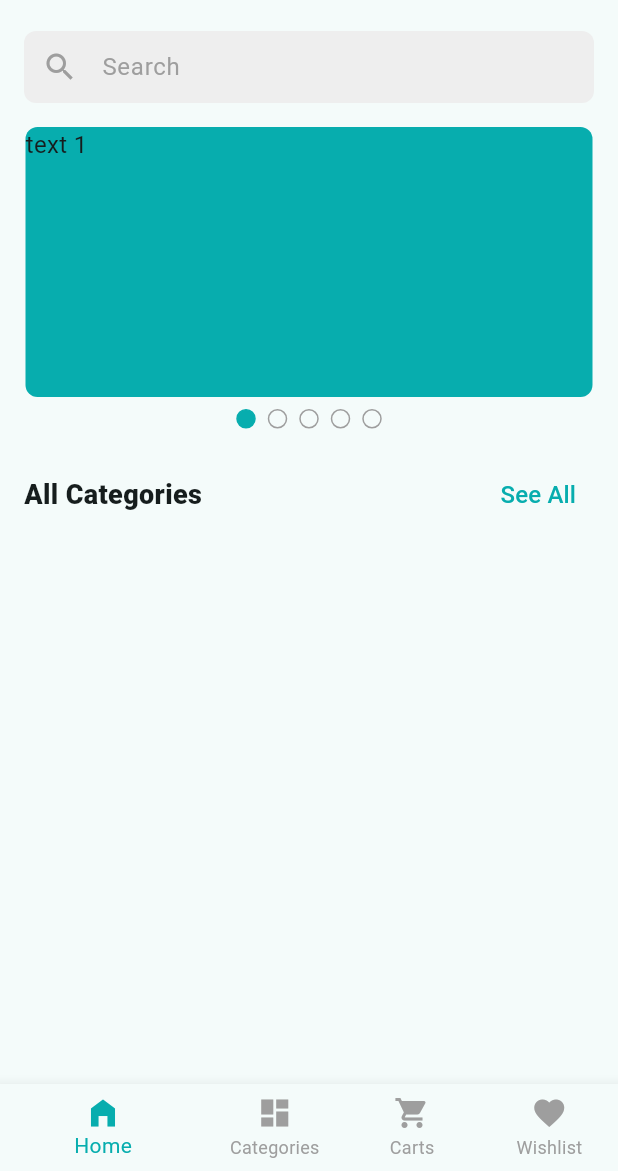
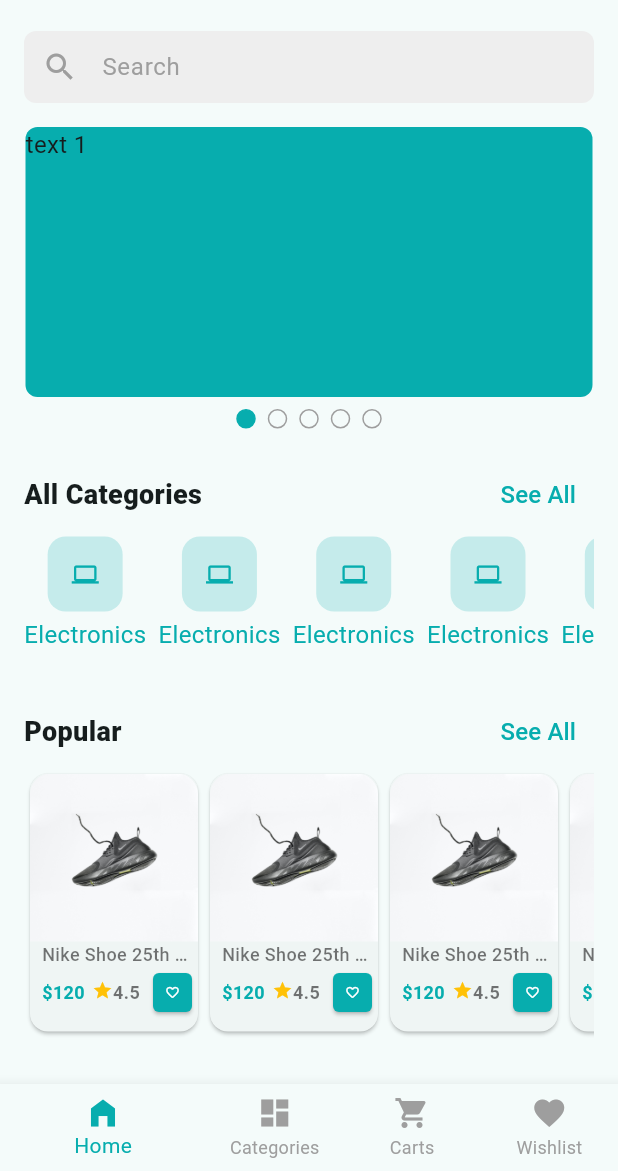
Before and after one commit to ShakibulDeveloper/CraftyBay, a Flutter app: the screen it shows after launch, on a phone screen of 412 x 824 dp, the part 65-1236 px from its top. Run offline on Flutter 3.47's test engine with Material 3 defaults, Android fonts, the phone set to English and light mode, and no system bars; drawn by our look-alikes of carousel_slider; our stand-ins replace get, pin_code_fields.

Commit message:
productList

```diff
--- a/lib/presentation/ui/screens/home_screen.dart
+++ b/lib/presentation/ui/screens/home_screen.dart
@@ -1,9 +1,10 @@
-import 'package:carousel_slider/carousel_slider.dart';
 import 'package:crafty_bay/presentation/ui/utility/app_colors.dart';
 import 'package:crafty_bay/presentation/ui/utility/assets_path.dart';
+import 'package:crafty_bay/presentation/ui/widgets/category_item.dart';
 import 'package:crafty_bay/presentation/ui/widgets/home/circular_icon_button.dart';
 import 'package:crafty_bay/presentation/ui/widgets/home/banner_carousel.dart';
 import 'package:crafty_bay/presentation/ui/widgets/home/section_title.dart';
+import 'package:crafty_bay/presentation/ui/widgets/product_card_item.dart';
 import 'package:flutter/material.dart';
 
 class HomeScreen extends StatefulWidget {
@@ -18,7 +19,8 @@ class _HomeScreenState extends State<HomeScreen> {
   Widget build(BuildContext context) {
     return Scaffold(
       appBar: appBar,
-      body: Padding(
+      body: SingleChildScrollView(
+        child: Padding(
           padding: const EdgeInsets.symmetric(horizontal: 16),
           child: Column(
             children: [
@@ -30,9 +32,59 @@ class _HomeScreenState extends State<HomeScreen> {
               SectionTitle(
                 title: 'All Categories',
                 onTap: () {},
-            )
+              ),
+              categoryList,
+              SectionTitle(
+                title: 'Popular',
+                onTap: () {},
+              ),
+              productList,
+              const SizedBox(height: 16),
+              SectionTitle(
+                title: 'Special',
+                onTap: () {},
+              ),
+              productList,
+              const SizedBox(height: 16),
+              SectionTitle(
+                title: 'New',
+                onTap: () {},
+              ),
+              productList,
             ],
           ),
+        ),
+      ),
+    );
+  }
+
+  SizedBox get productList {
+    return SizedBox(
+      height: 180,
+      child: ListView.builder(
+        scrollDirection: Axis.horizontal,
+        itemCount: 8,
+        itemBuilder: (context, index) {
+          return const ProductCardItem();
+        },
+      ),
+    );
+  }
+
+  SizedBox get categoryList {
+    return SizedBox(
+      height: 110,
+      child: ListView.separated(
+        scrollDirection: Axis.horizontal,
+        primary: false,
+        shrinkWrap: true,
+        itemCount: 5,
+        itemBuilder: (context, index) {
+          return const CategoryItem();
+        },
+        separatorBuilder: (_, __) {
+          return const SizedBox(width: 8);
+        },
       ),
     );
   }
--- a/lib/presentation/ui/utility/assets_path.dart
+++ b/lib/presentation/ui/utility/assets_path.dart
@@ -2,4 +2,5 @@ class AssetsPath {
   static const String imagePath = 'assets/images';
   static const String logo = '$imagePath/logos/logo.png';
   static const String logoNav = '$imagePath/logos/logo_nav.png';
+  static const String dummyProductImage = '$imagePath/products/shoe.jpg';
 }
--- /dev/null
+++ b/lib/presentation/ui/widgets/category_item.dart
@@ -0,0 +1,36 @@
+import 'package:crafty_bay/presentation/ui/utility/app_colors.dart';
+import 'package:flutter/material.dart';
+
+class CategoryItem extends StatelessWidget {
+  const CategoryItem({
+    super.key,
+  });
+
+  @override
+  Widget build(BuildContext context) {
+    return Column(
+      children: [
+        Card(
+          elevation: 0,
+          color: AppColors.primaryColor.withOpacity(0.2),
+          child: const Padding(
+            padding: EdgeInsets.all(16.0),
+            child: Icon(
+              Icons.computer,
+              size: 18,
+              color: AppColors.primaryColor,
+            ),
+          ),
+        ),
+        const Text(
+          "Electronics",
+          style: TextStyle(
+            fontSize: 16,
+            color: AppColors.primaryColor,
+            fontWeight: FontWeight.w400,
+          ),
+        ),
+      ],
+    );
+  }
+}
--- /dev/null
+++ b/lib/presentation/ui/widgets/product_card_item.dart
@@ -0,0 +1,94 @@
+import 'package:crafty_bay/presentation/ui/utility/app_colors.dart';
+import 'package:crafty_bay/presentation/ui/utility/assets_path.dart';
+import 'package:flutter/material.dart';
+
+class ProductCardItem extends StatelessWidget {
+  const ProductCardItem({
+    super.key,
+  });
+
+  @override
+  Widget build(BuildContext context) {
+    return SizedBox(
+      width: 120,
+      child: Card(
+        child: Column(
+          crossAxisAlignment: CrossAxisAlignment.start,
+          children: [
+            ClipRRect(
+              borderRadius: const BorderRadius.only(
+                topLeft: Radius.circular(14),
+                topRight: Radius.circular(14),
+              ),
+              child: Image.asset(
+                AssetsPath.dummyProductImage,
+                width: 120,
+              ),
+            ),
+            Padding(
+              padding: const EdgeInsets.only(left: 8.0),
+              child: Column(
+                crossAxisAlignment: CrossAxisAlignment.start,
+                children: [
+                  const Text(
+                    "Nike Shoe 25th Special Edition",
+                    maxLines: 1,
+                    overflow: TextOverflow.ellipsis,
+                    style: TextStyle(
+                      fontSize: 12,
+                      fontWeight: FontWeight.w500,
+                      color: Colors.black54,
+                    ),
+                  ),
+                  Row(
+                    mainAxisAlignment: MainAxisAlignment.spaceBetween,
+                    children: [
+                      const Text(
+                        "\$120",
+                        style: TextStyle(
+                          fontSize: 12,
+                          fontWeight: FontWeight.w600,
+                          color: AppColors.primaryColor,
+                        ),
+                      ),
+                      const Wrap(
+                        children: [
+                          Icon(
+                            Icons.star,
+                            size: 14,
+                            color: Colors.amber,
+                          ),
+                          Text(
+                            "4.5",
+                            style: TextStyle(
+                              fontSize: 12,
+                              fontWeight: FontWeight.w600,
+                              color: Colors.black54,
+                            ),
+                          ),
+                        ],
+                      ),
+                      Card(
+                        color: AppColors.primaryColor,
+                        shape: RoundedRectangleBorder(
+                            borderRadius: BorderRadius.circular(4)),
+                        child: const Padding(
+                          padding: EdgeInsets.all(8.0),
+                          child: Icon(
+                            Icons.favorite_outline_rounded,
+                            size: 10,
+                            color: Colors.white,
+                          ),
+                        ),
+                      ),
+                    ],
+                  ),
+                ],
+              ),
+            ),
+          ],
+        ),
+      ),
+    );
+  }
+}
--- a/pubspec.yaml
+++ b/pubspec.yaml
@@ -33,6 +33,7 @@ flutter:
 
   assets:
      - assets/images/logos/
+     - assets/images/products/
 
   # To add custom fonts to your application, add a fonts section here,
   # in this "flutter" section. Each entry in this list should have a
```
Also changed, not shown: assets/images/products/shoe.jpg (added). Lines whose indentation alone changed are shown as unchanged.
